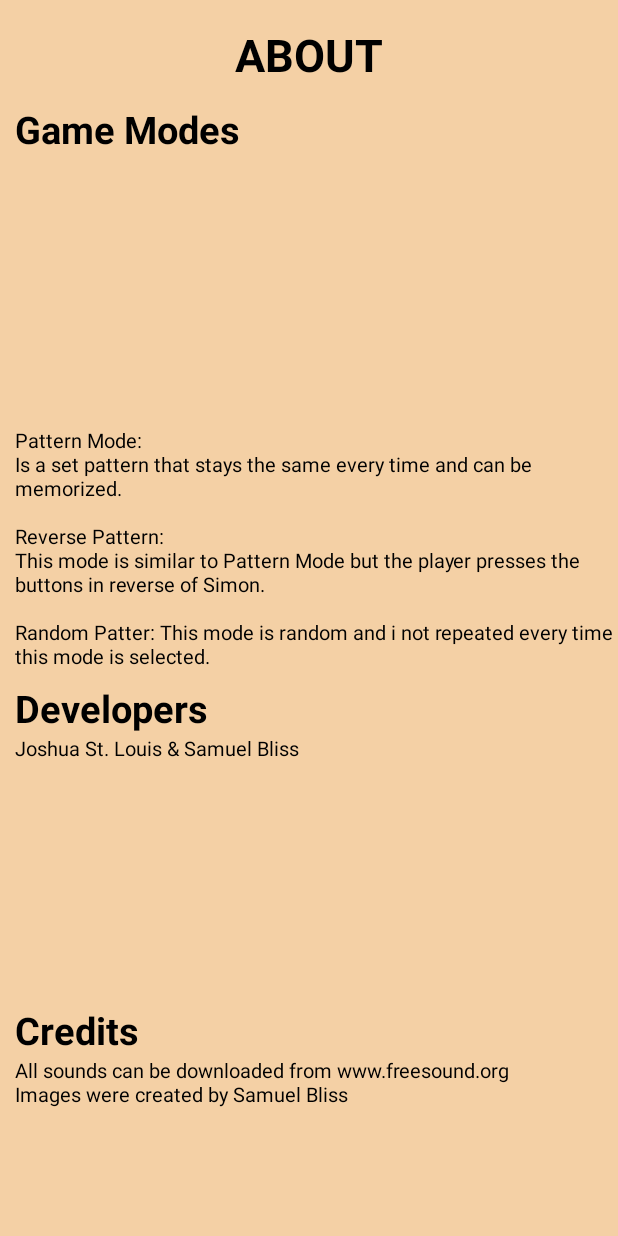
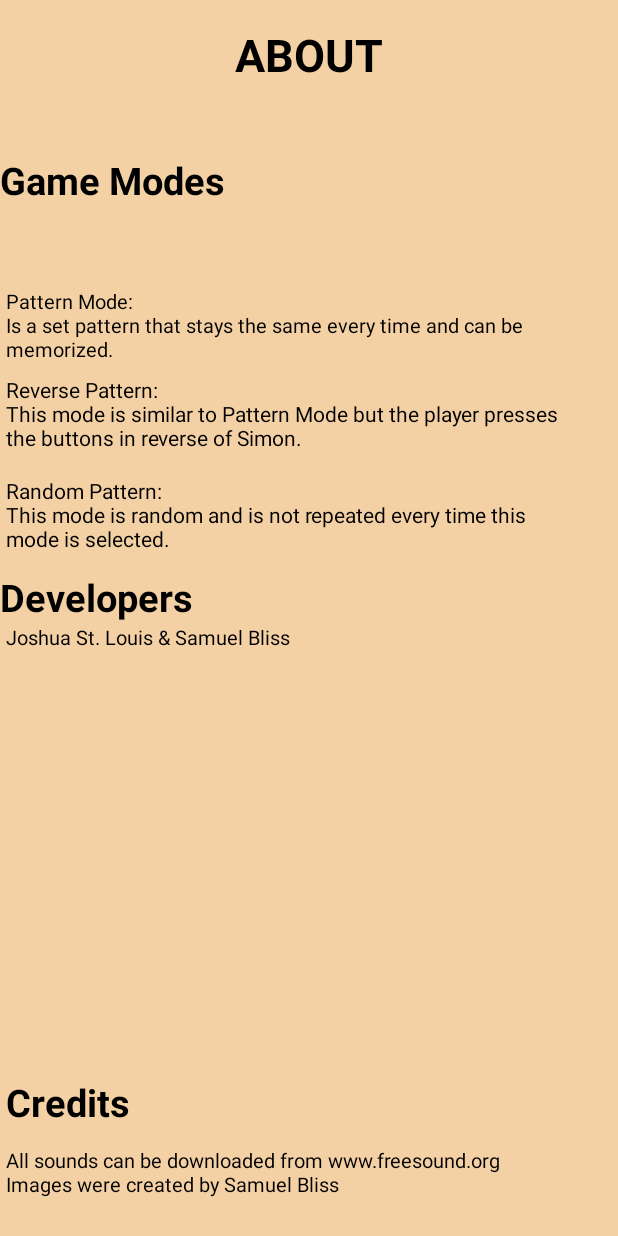
Before and after one commit to samuelbliss/SimonClone, an Android app: the AboutActivity screen opened directly, with no data from a screen before it, on a phone screen of 412 x 824 dp. Run offline under Robolectric (Android 15) with nearby library versions, the phone set to English and light mode, and no system bars.

Commit message:
About layout change

```diff
--- a/app/src/main/res/layout/activity_about.xml
+++ b/app/src/main/res/layout/activity_about.xml
@@ -24,48 +24,47 @@
         android:id="@+id/textView2"
         android:layout_width="wrap_content"
         android:layout_height="wrap_content"
-        android:layout_marginTop="12dp"
-        android:layout_marginLeft="10dp"
+        android:layout_marginBottom="8dp"
         android:text="Game Modes"
         android:textColor="@android:color/black"
         android:textSize="25sp"
         android:textStyle="bold"
+        app:layout_constraintBottom_toTopOf="@+id/textView4"
         app:layout_constraintStart_toStartOf="parent"
         app:layout_constraintTop_toBottomOf="@+id/about_textView" />
 
     <TextView
         android:id="@+id/textView4"
-        android:layout_width="match_parent"
+        android:layout_width="348dp"
         android:layout_height="wrap_content"
         android:layout_marginBottom="14dp"
+        android:layout_marginStart="4dp"
         android:layout_marginTop="20dp"
-        android:layout_marginLeft="10dp"
-        android:text="Pattern Mode:\nIs a set pattern that stays the same every time and can be memorized.\n\nReverse Pattern:\nThis mode is similar to Pattern Mode but the player presses the buttons in reverse of Simon.\n\nRandom Patter: This mode is random and i not repeated every time this mode is selected."
+        android:text="Pattern Mode:\nIs a set pattern that stays the same every time and can be memorized."
         android:textColor="@android:color/black"
         android:textSize="13sp"
         app:layout_constraintBottom_toTopOf="@+id/textView7"
-        app:layout_constraintStart_toStartOf="parent"
+        app:layout_constraintStart_toStartOf="@+id/textView2"
         app:layout_constraintTop_toTopOf="parent"
-        app:layout_constraintVertical_bias="0.558" />
+        app:layout_constraintVertical_bias="0.271" />
 
     <TextView
         android:id="@+id/textView5"
         android:layout_width="wrap_content"
         android:layout_height="wrap_content"
-        android:layout_marginTop="8dp"
-        android:layout_marginLeft="10dp"
+        android:layout_marginTop="12dp"
         android:text="Developers"
         android:textColor="@android:color/black"
         android:textSize="25sp"
         android:textStyle="bold"
         app:layout_constraintStart_toStartOf="parent"
-        app:layout_constraintTop_toBottomOf="@+id/textView4" />
+        app:layout_constraintTop_toBottomOf="@+id/textView" />
 
     <TextView
         android:id="@+id/textView6"
         android:layout_width="match_parent"
         android:layout_height="wrap_content"
-        android:layout_marginLeft="10dp"
+        android:layout_marginStart="4dp"
         android:text="Joshua St. Louis &amp; Samuel Bliss"
         android:textColor="@android:color/black"
         android:textSize="13sp"
@@ -76,7 +75,7 @@
         android:id="@+id/textView7"
         android:layout_width="wrap_content"
         android:layout_height="wrap_content"
-        android:layout_marginBottom="120dp"
+        android:layout_marginBottom="72dp"
         android:text="Credits"
         android:textColor="@android:color/black"
         android:textSize="25sp"
@@ -88,12 +87,33 @@
         android:id="@+id/textView9"
         android:layout_width="match_parent"
         android:layout_height="wrap_content"
-        android:layout_marginLeft="10dp"
+        android:layout_marginStart="4dp"
+        android:layout_marginTop="12dp"
         android:text="All sounds can be downloaded from www.freesound.org\nImages were created by Samuel Bliss"
         android:textColor="@android:color/black"
         android:textSize="13sp"
         app:layout_constraintStart_toStartOf="parent"
         app:layout_constraintTop_toBottomOf="@+id/textView7" />
 
+    <TextView
+        android:id="@+id/textView"
+        android:layout_width="380dp"
+        android:layout_height="wrap_content"
+        android:layout_marginTop="16dp"
+        android:text="Random Pattern: \nThis mode is random and is not repeated every time this mode is selected."
+        android:textColor="@android:color/black"
+        app:layout_constraintStart_toStartOf="@+id/textView3"
+        app:layout_constraintTop_toBottomOf="@+id/textView3" />
+
+    <TextView
+        android:id="@+id/textView3"
+        android:layout_width="389dp"
+        android:layout_height="wrap_content"
+        android:layout_marginTop="8dp"
+        android:text="Reverse Pattern:\nThis mode is similar to Pattern Mode but the player presses the buttons in reverse of Simon."
+        android:textColor="@android:color/black"
+        app:layout_constraintStart_toStartOf="@+id/textView4"
+        app:layout_constraintTop_toBottomOf="@+id/textView4" />
+
 
 </android.support.constraint.ConstraintLayout>
--- a/app/src/main/res/layout/activity_scores.xml
+++ b/app/src/main/res/layout/activity_scores.xml
@@ -4,7 +4,8 @@
     xmlns:app="http://schemas.android.com/apk/res-auto"
     xmlns:tools="http://schemas.android.com/tools"
     android:layout_width="match_parent"
-    android:layout_height="match_parent">
+    android:layout_height="match_parent"
+    android:background="@color/background">
 
     <TextView
         android:id="@+id/hsView"
```
